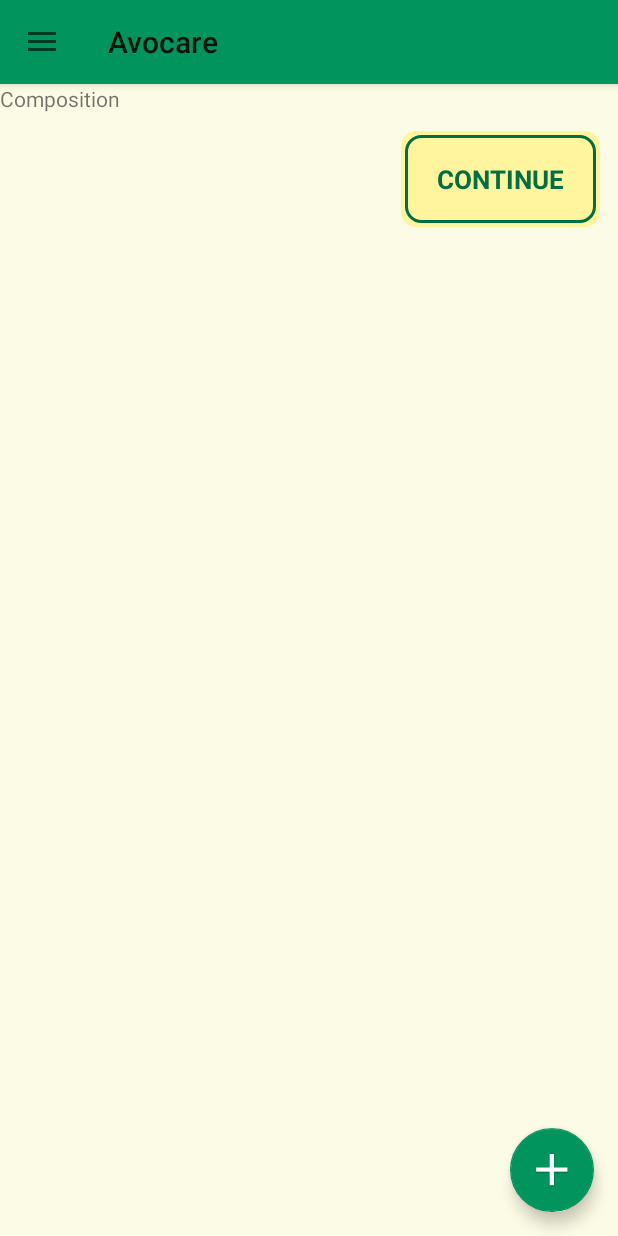
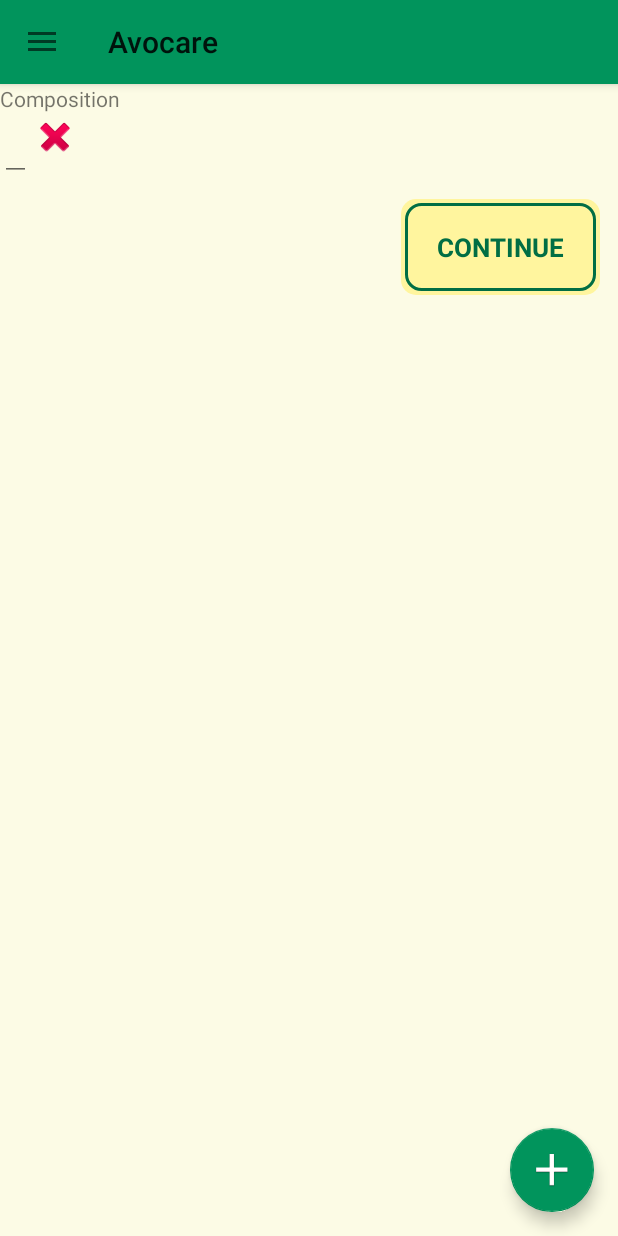
Before and after one commit to sasha-liutova/Avocare, an Android app: the fragment TypeCompositionFragment placed in its activity, on a phone screen of 412 x 824 dp. Run offline under Robolectric (Android 15) with nearby library versions, the phone set to English and light mode, and no system bars; our stand-ins replace ButterKnife; libraries missing offline, so code that uses them is left out: com.parse; 3 statements that could not run were skipped.

Commit message:
Type composition layout - fixes

```diff
--- a/app/src/main/java/com/liutova/avocare/view/fragment/TypeCompositionFragment.java
+++ b/app/src/main/java/com/liutova/avocare/view/fragment/TypeCompositionFragment.java
@@ -56,11 +56,13 @@ public class TypeCompositionFragment extends BaseFragment implements TypeComposi
         AsyncTaskTypeComposition task = new AsyncTaskTypeComposition(languageID, this);
         task.execute();
 
-        //String itemsData[] = {"Water", "Something", "Beer", "Rose water", "Glycerin", "Palmitate"};
         compositionRecyclerView.setLayoutManager(new LinearLayoutManager(getContext()));
-        adapter = new TypeCompositionAdapter(new ArrayList<String>());
+        ArrayList<String> list = new ArrayList<String>();
+        list.add("");
+        adapter = new TypeCompositionAdapter(list);
         compositionRecyclerView.setAdapter(adapter);
         compositionRecyclerView.setItemAnimator(new DefaultItemAnimator());
+        Helper.showKeyboard(getBaseActivity());
 
         return v;
     }
--- a/app/src/main/res/layout/item_type_composition.xml
+++ b/app/src/main/res/layout/item_type_composition.xml
@@ -2,7 +2,7 @@
 <LinearLayout xmlns:android="http://schemas.android.com/apk/res/android"
     android:layout_width="match_parent"
     android:layout_height="match_parent"
-    android:orientation="vertical">
+    android:orientation="horizontal">
 
     <EditText
         android:id="@+id/item_type_composition_name"
```
Also changed, not shown: app/src/main/java/com/liutova/avocare/view/adapter/TypeCompositionAdapter.java (+1 -19 lines).
